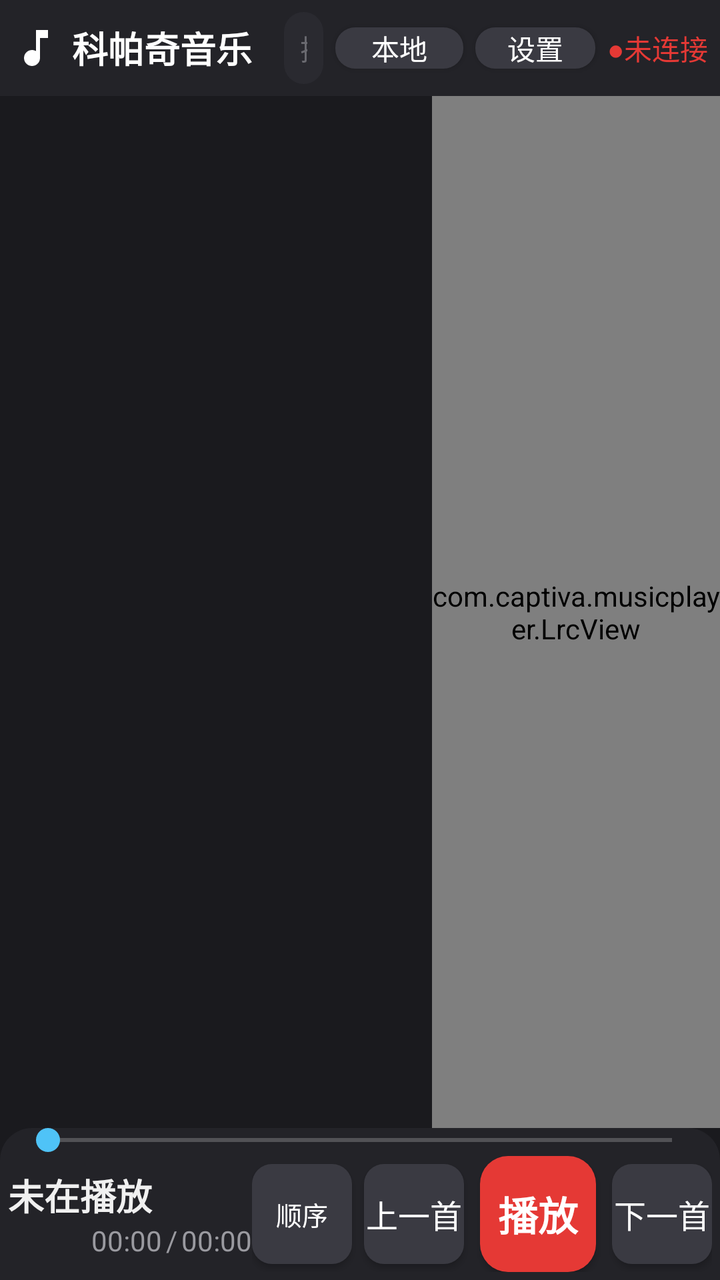
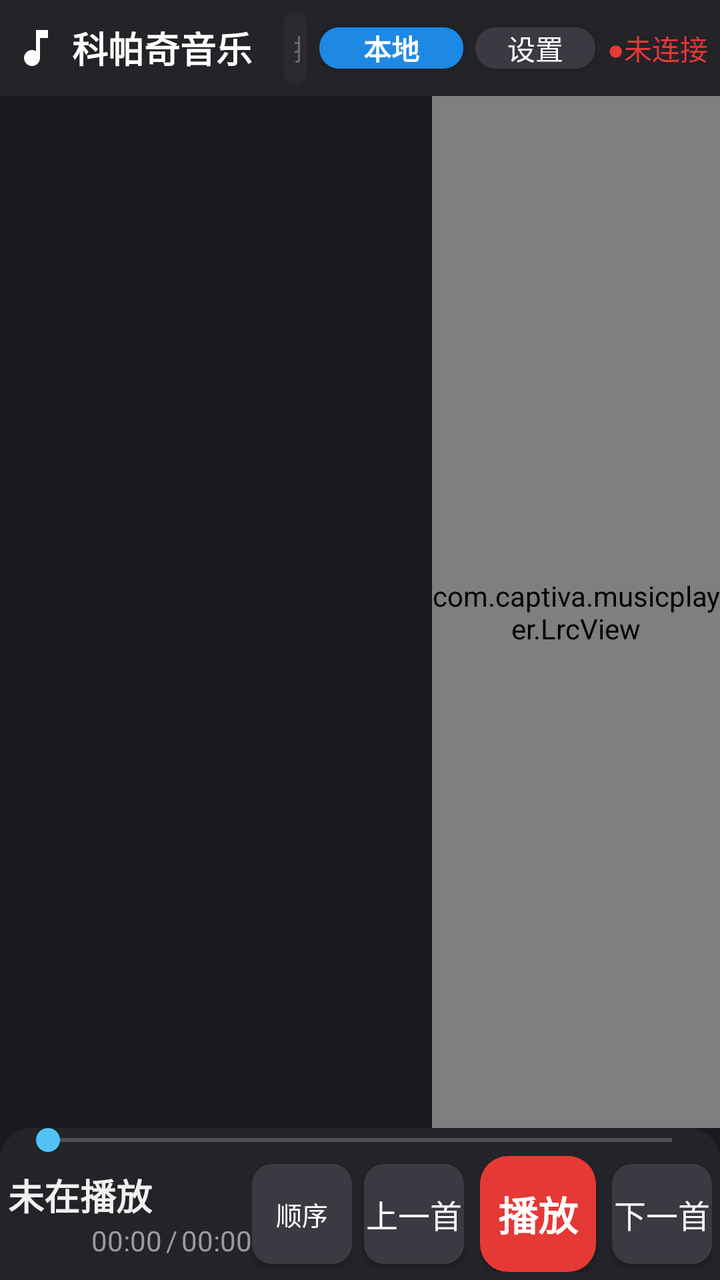

Two renders of the same Android screen: before a commit and after it. Below are the layout's source before the change and the commit's diff.
<!-- AndroidManifest.xml: application theme Theme.CaptivaMusic -->
<!-- res/layout/activity_main.xml -->
<?xml version="1.0" encoding="utf-8"?>
<LinearLayout xmlns:android="http://schemas.android.com/apk/res/android"
    android:layout_width="match_parent"
    android:layout_height="match_parent"
    android:orientation="vertical"
    android:background="@color/bg_main">

    
    <LinearLayout
        android:layout_width="match_parent"
        android:layout_height="wrap_content"
        android:orientation="horizontal"
        android:gravity="center_vertical"
        android:padding="@dimen/title_bar_padding"
        android:background="@color/bg_title_bar">

        <ImageView
            android:layout_width="24dp"
            android:layout_height="24dp"
            android:src="@drawable/ic_music_note"
            android:contentDescription="@string/app_name" />

        <TextView
            android:layout_width="wrap_content"
            android:layout_height="wrap_content"
            android:layout_marginStart="6dp"
            android:layout_marginLeft="6dp"
            android:text="@string/app_name"
            android:textColor="@color/text_title"
            android:textSize="@dimen/title_text_size"
            android:textStyle="bold" />

        <TextView
            android:id="@+id/tv_count"
            android:layout_width="wrap_content"
            android:layout_height="wrap_content"
            android:layout_marginStart="8dp"
            android:layout_marginLeft="8dp"
            android:textColor="@color/text_secondary"
            android:textSize="@dimen/sub_text_size" />

        
        <EditText
            android:id="@+id/et_search"
            android:layout_width="0dp"
            android:layout_height="@dimen/search_height"
            android:layout_weight="1"
            android:layout_marginStart="8dp"
            android:layout_marginLeft="8dp"
            android:background="@drawable/bg_search"
            android:hint="搜索歌曲、艺术家、专辑..."
            android:textColorHint="@color/search_hint"
            android:textColor="@color/text_primary"
            android:textSize="@dimen/search_text_size"
            android:paddingLeft="@dimen/search_padding"
            android:paddingRight="@dimen/search_padding"
            android:singleLine="true"
            android:imeOptions="actionSearch"
            android:inputType="text" />

        
        <Button
            android:id="@+id/btn_source"
            android:layout_width="wrap_content"
            android:layout_height="wrap_content"
            android:layout_marginStart="6dp"
            android:layout_marginLeft="6dp"
            android:minWidth="64dp"
            android:minHeight="0dp"
            android:background="@drawable/bg_btn"
            android:text="本地"
            android:textColor="@color/btn_text"
            android:textSize="@dimen/sub_text_size" />

        
        <Button
            android:id="@+id/btn_settings"
            android:layout_width="wrap_content"
            android:layout_height="wrap_content"
            android:layout_marginStart="6dp"
            android:layout_marginLeft="6dp"
            android:minWidth="60dp"
            android:minHeight="0dp"
            android:background="@drawable/bg_btn"
            android:text="设置"
            android:textColor="@color/btn_text"
            android:textSize="@dimen/sub_text_size" />

        
        <TextView
            android:id="@+id/tv_server_status"
            android:layout_width="wrap_content"
            android:layout_height="wrap_content"
            android:layout_marginStart="6dp"
            android:layout_marginLeft="6dp"
            android:text="●未连接"
            android:textColor="@color/server_status_disconnected"
            android:textSize="@dimen/sub_text_size"
            android:singleLine="true" />
    </LinearLayout>

    
    <LinearLayout
        android:layout_width="match_parent"
        android:layout_height="0dp"
        android:layout_weight="1"
        android:orientation="horizontal">

        
        <FrameLayout
            android:layout_width="0dp"
            android:layout_height="match_parent"
            android:layout_weight="3">

            <androidx.recyclerview.widget.RecyclerView
                android:id="@+id/rv_list"
                android:layout_width="match_parent"
                android:layout_height="match_parent"
                android:scrollbars="vertical"
                android:overScrollMode="ifContentScrolls" />

            <TextView
                android:id="@+id/tv_empty"
                android:layout_width="wrap_content"
                android:layout_height="wrap_content"
                android:layout_gravity="center"
                android:textColor="@color/text_secondary"
                android:textSize="@dimen/sub_text_size"
                android:visibility="gone" />
        </FrameLayout>

        
        <com.captiva.musicplayer.LrcView
            android:id="@+id/lrc_view"
            android:layout_width="0dp"
            android:layout_height="match_parent"
            android:layout_weight="2" />
    </LinearLayout>

    
    <LinearLayout
        android:layout_width="match_parent"
        android:layout_height="wrap_content"
        android:orientation="vertical"
        android:paddingLeft="@dimen/control_bar_padding"
        android:paddingRight="@dimen/control_bar_padding"
        android:paddingTop="0dp"
        android:paddingBottom="@dimen/control_bar_padding"
        android:background="@drawable/bg_control_bar">

        
        <SeekBar
            android:id="@+id/sb_progress"
            android:layout_width="match_parent"
            android:layout_height="@dimen/seekbar_height"
            android:minHeight="@dimen/seekbar_height"
            android:maxHeight="@dimen/seekbar_height"
            android:layout_marginLeft="4dp"
            android:layout_marginRight="4dp"
            android:progressTint="@color/accent"
            android:thumbTint="@color/accent" />

        
        <LinearLayout
            android:layout_width="match_parent"
            android:layout_height="wrap_content"
            android:orientation="horizontal"
            android:gravity="center_vertical"
            android:layout_marginTop="@dimen/control_row_margin">

            
            <LinearLayout
                android:layout_width="0dp"
                android:layout_height="wrap_content"
                android:layout_weight="1"
                android:orientation="vertical">

                <TextView
                    android:id="@+id/tv_now_title"
                    android:layout_width="match_parent"
                    android:layout_height="wrap_content"
                    android:singleLine="true"
                    android:ellipsize="end"
                    android:text="未在播放"
                    android:textColor="@color/text_primary"
                    android:textSize="@dimen/now_title_text_size"
                    android:textStyle="bold" />

                <LinearLayout
                    android:layout_width="match_parent"
                    android:layout_height="wrap_content"
                    android:orientation="horizontal"
                    android:gravity="center_vertical">

                    <TextView
                        android:id="@+id/tv_now_artist"
                        android:layout_width="0dp"
                        android:layout_height="wrap_content"
                        android:layout_weight="1"
                        android:singleLine="true"
                        android:ellipsize="end"
                        android:textColor="@color/text_secondary"
                        android:textSize="@dimen/sub_text_size" />

                    <TextView
                        android:id="@+id/tv_current_time"
                        android:layout_width="wrap_content"
                        android:layout_height="wrap_content"
                        android:layout_marginLeft="6dp"
                        android:layout_marginRight="2dp"
                        android:text="00:00"
                        android:textColor="@color/text_secondary"
                        android:textSize="@dimen/time_text_size" />

                    <TextView
                        android:layout_width="wrap_content"
                        android:layout_height="wrap_content"
                        android:text="/"
                        android:textColor="@color/text_secondary"
                        android:textSize="@dimen/time_text_size" />

                    <TextView
                        android:id="@+id/tv_total_time"
                        android:layout_width="wrap_content"
                        android:layout_height="wrap_content"
                        android:layout_marginLeft="2dp"
                        android:text="00:00"
                        android:textColor="@color/text_secondary"
                        android:textSize="@dimen/time_text_size" />
                </LinearLayout>
            </LinearLayout>

            
            <LinearLayout
                android:layout_width="wrap_content"
                android:layout_height="wrap_content"
                android:orientation="horizontal"
                android:gravity="center_vertical">

                <Button
                    android:id="@+id/btn_mode"
                    android:layout_width="@dimen/btn_size"
                    android:layout_height="@dimen/btn_size"
                    android:background="@drawable/bg_btn"
                    android:text="顺序"
                    android:textColor="@color/btn_text"
                    android:textSize="13sp" />

                <Button
                    android:id="@+id/btn_prev"
                    android:layout_width="@dimen/btn_size"
                    android:layout_height="@dimen/btn_size"
                    android:layout_marginLeft="6dp"
                    android:background="@drawable/bg_btn"
                    android:text="上一首"
                    android:textColor="@color/btn_text"
                    android:textSize="@dimen/btn_text_size" />

                <Button
                    android:id="@+id/btn_play"
                    android:layout_width="@dimen/btn_size_play"
                    android:layout_height="@dimen/btn_size_play"
                    android:layout_marginLeft="8dp"
                    android:layout_marginRight="8dp"
                    android:background="@drawable/bg_btn_paused"
                    android:text="播放"
                    android:textColor="@color/btn_paused_text"
                    android:textSize="@dimen/btn_play_text_size"
                    android:textStyle="bold" />

                <Button
                    android:id="@+id/btn_next"
                    android:layout_width="@dimen/btn_size"
                    android:layout_height="@dimen/btn_size"
                    android:background="@drawable/bg_btn"
                    android:text="下一首"
                    android:textColor="@color/btn_text"
                    android:textSize="@dimen/btn_text_size" />
            </LinearLayout>
        </LinearLayout>
    </LinearLayout>

</LinearLayout>
<!-- resources referenced by this layout -->
<resources>
  <color name="accent">#4FC3F7</color>
  <color name="bg_main">#1A1A1E</color>
  <color name="bg_title_bar">#232328</color>
  <color name="btn_paused_text">#FFFFFF</color>
  <color name="btn_text">#FFFFFF</color>
  <color name="search_hint">#6A6A70</color>
  <color name="server_status_disconnected">#E53935</color>
  <color name="text_primary">#F0F0F0</color>
  <color name="text_secondary">#9A9AA0</color>
  <color name="text_title">#FFFFFF</color>
  <dimen name="btn_play_text_size">20sp</dimen>
  <dimen name="btn_size">50dp</dimen>
  <dimen name="btn_size_play">58dp</dimen>
  <dimen name="btn_text_size">16sp</dimen>
  <dimen name="control_bar_padding">4dp</dimen>
  <dimen name="control_row_margin">2dp</dimen>
  <dimen name="now_title_text_size">18sp</dimen>
  <dimen name="search_height">36dp</dimen>
  <dimen name="search_padding">8dp</dimen>
  <dimen name="search_text_size">14sp</dimen>
  <dimen name="seekbar_height">12dp</dimen>
  <dimen name="sub_text_size">14sp</dimen>
  <dimen name="time_text_size">14sp</dimen>
  <dimen name="title_bar_padding">6dp</dimen>
  <dimen name="title_text_size">18sp</dimen>
  <!-- drawable bg_control_bar (drawable) -->
  <?xml version="1.0" encoding="utf-8"?>
  <shape xmlns:android="http://schemas.android.com/apk/res/android"
      android:shape="rectangle">
      <solid android:color="@color/bg_control_bar" />
      <corners
          android:topLeftRadius="16dp"
          android:topRightRadius="16dp"
          android:bottomLeftRadius="0dp"
          android:bottomRightRadius="0dp" />
  </shape>
  <!-- drawable bg_search (drawable) -->
  <?xml version="1.0" encoding="utf-8"?>
  <shape xmlns:android="http://schemas.android.com/apk/res/android"
      android:shape="rectangle">
      <solid android:color="@color/search_bg" />
      <corners android:radius="22dp" />
  </shape>
  <!-- drawable ic_music_note (drawable) -->
  <?xml version="1.0" encoding="utf-8"?>
  <vector xmlns:android="http://schemas.android.com/apk/res/android"
      android:width="24dp"
      android:height="24dp"
      android:viewportWidth="24"
      android:viewportHeight="24">
      <path
          android:fillColor="#FFFFFF"
          android:pathData="M12,3v10.55c-0.59,-0.34 -1.27,-0.55 -2,-0.55 -2.21,0 -4,1.79 -4,4s1.79,4 4,4 4,-1.79 4,-4V7h4V3h-6z" />
  </vector>
  <string name="app_name">科帕奇音乐</string>
  <style name="Theme.CaptivaMusic" parent="Theme.AppCompat.NoActionBar">
          <item name="colorPrimary">@color/accent</item>
          <item name="colorPrimaryDark">@color/bg_title_bar</item>
          <item name="colorAccent">@color/accent</item>
          <item name="android:windowBackground">@color/bg_main</item>
          <item name="android:statusBarColor">@color/bg_title_bar</item>
          <item name="android:textColorPrimary">@color/text_primary</item>
      </style>
  <color name="btn_bg">#3A3A42</color>
  <color name="btn_paused_bg">#E53935</color>
  <color name="bg_control_bar">#232328</color>
  <color name="search_bg">#2A2A30</color>
  <!-- unchanged entries left out for length: 2 -->
</resources>

<!-- the commit's change to res/layout/activity_main.xml (unified diff, before → after) -->
@@ -48,7 +48,7 @@
             android:layout_marginStart="8dp"
             android:layout_marginLeft="8dp"
             android:background="@drawable/bg_search"
-            android:hint="搜索歌曲、艺术家、专辑..."
+            android:hint="搜索本地歌曲、歌手、专辑..."
             android:textColorHint="@color/search_hint"
             android:textColor="@color/text_primary"
             android:textSize="@dimen/search_text_size"
@@ -65,11 +65,12 @@
             android:layout_height="wrap_content"
             android:layout_marginStart="6dp"
             android:layout_marginLeft="6dp"
-            android:minWidth="64dp"
+            android:minWidth="72dp"
             android:minHeight="0dp"
-            android:background="@drawable/bg_btn"
+            android:background="@drawable/bg_btn_source_local"
             android:text="本地"
-            android:textColor="@color/btn_text"
+            android:textColor="#FFFFFF"
+            android:textStyle="bold"
             android:textSize="@dimen/sub_text_size" />
 
         
<!-- resource entries referenced after the edit -->
@@ -25,6 +25,22 @@
   <dimen name="time_text_size">14sp</dimen>
   <dimen name="title_bar_padding">6dp</dimen>
   <dimen name="title_text_size">18sp</dimen>
+  <!-- drawable bg_btn_source_local (drawable) -->
+  <?xml version="1.0" encoding="utf-8"?>
+  <selector xmlns:android="http://schemas.android.com/apk/res/android">
+      <item android:state_pressed="true">
+          <shape android:shape="rectangle">
+              <solid android:color="#1565C0" />
+              <corners android:radius="10dp" />
+          </shape>
+      </item>
+      <item>
+          <shape android:shape="rectangle">
+              <solid android:color="#1E88E5" />
+              <corners android:radius="10dp" />
+          </shape>
+      </item>
+  </selector>
   <!-- drawable bg_control_bar (drawable) -->
   <?xml version="1.0" encoding="utf-8"?>
   <shape xmlns:android="http://schemas.android.com/apk/res/android"
